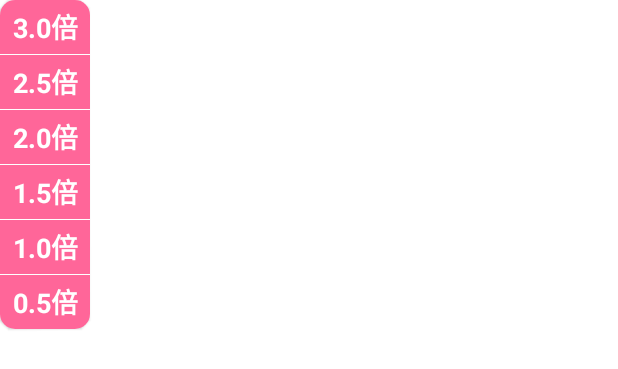
After one commit to bestyize/HyperTorrent, an Android app: the layout speed_adjust_popup_window.xml on its own in the app's theme, with its tools: preview values and no code run, on a phone screen of 412 x 824 dp. The commit adds this screen. Shown: the top 369 px of the screen. Run offline under Robolectric (Android 15) with nearby library versions, the phone set to English and light mode, and no system bars; Roboto replaces fonts that are not available here.

Commit message:
支持选择播放速度，优化下载体验
Signed-off-by: bestyize <3011429848@qq.com>

```diff
--- a/app/src/main/java/com/thewind/download/page/DownloadListAdapter.kt
+++ b/app/src/main/java/com/thewind/download/page/DownloadListAdapter.kt
@@ -8,7 +8,9 @@ import com.thewind.download.page.util.DownloadFormat
 import com.thewind.hypertorrent.R
 import com.thewind.hypertorrent.databinding.FileDownloadItemBinding
 import com.thewind.util.formatSize
+import com.xunlei.downloadlib.parameter.XLConstant.XLTaskStatus
 import com.xunlei.service.database.bean.DownloadTaskBean
+import java.io.File
 
 /**
  * @author: read
@@ -38,6 +40,9 @@ class DownloadListAdapter(private val list: MutableList<DownloadTaskBean>, priva
 
     override fun onBindViewHolder(holder: DownloadDetailListViewHolder, position: Int) {
         val item = list[position]
+        if (item.isFinished) {
+            item.downloadState = XLTaskStatus.TASK_SUCCESS
+        }
         holder.binding.tvDownloadState.text = DownloadFormat.formatDownloadState(item.downloadState)
         holder.binding.tvFileSize.text = "/" + item.size.formatSize()
         holder.binding.tvDownloadedSize.text = item.downloadedSize.formatSize()
--- a/app/src/main/java/com/thewind/download/page/detail/DownloadDetailListAdapter.kt
+++ b/app/src/main/java/com/thewind/download/page/detail/DownloadDetailListAdapter.kt
@@ -39,6 +39,7 @@ class DownloadDetailListAdapter(private val list: MutableList<DownloadFileItemBe
 
     override fun onBindViewHolder(holder: DownloadDetailListViewHolder, position: Int) {
         val item = list[position]
+        if (item.isFinished) item.downloadState = XLTaskStatus.TASK_SUCCESS
         holder.binding.tvDownloadState.text = DownloadFormat.formatDownloadState(item.downloadState)
         holder.binding.tvFileSize.text = "/" + item.size.formatSize()
         holder.binding.tvDownloadedSize.text = item.downloadedSize.formatSize()
--- a/app/src/main/java/com/thewind/download/page/detail/DownloadDetailViewModel.kt
+++ b/app/src/main/java/com/thewind/download/page/detail/DownloadDetailViewModel.kt
@@ -6,6 +6,7 @@ import androidx.lifecycle.viewModelScope
 import com.xunlei.service.database.TorrentDBHelper
 import com.xunlei.service.database.bean.DownloadTaskBean
 import kotlinx.coroutines.Dispatchers
+import kotlinx.coroutines.delay
 import kotlinx.coroutines.launch
 import kotlinx.coroutines.withContext
 
--- /dev/null
+++ b/app/src/main/res/layout/speed_adjust_popup_window.xml
@@ -0,0 +1,101 @@
+<?xml version="1.0" encoding="utf-8"?>
+
+<androidx.cardview.widget.CardView
+    app:cardCornerRadius="10dp"
+    app:cardElevation="1dp"
+    android:background="@color/transport"
+    xmlns:android="http://schemas.android.com/apk/res/android"
+    android:layout_width="wrap_content"
+    android:layout_height="wrap_content"
+    xmlns:app="http://schemas.android.com/apk/res-auto">
+    <LinearLayout
+        android:orientation="vertical"
+        android:background="@color/bili_pink"
+        android:layout_width="wrap_content"
+        android:layout_height="wrap_content">
+
+        <TextView
+            android:id="@+id/tv_speed_3"
+            android:textSize="18sp"
+            android:textStyle="bold"
+            android:textColor="@color/white"
+            android:gravity="center"
+            android:text="3.0倍"
+            android:layout_width="60dp"
+            android:layout_height="36dp"/>
+        <View
+            android:background="@color/white"
+            android:layout_width="60dp"
+            android:layout_height="0.5dp"/>
+
+        <TextView
+            android:id="@+id/tv_speed_25"
+            android:textSize="18sp"
+            android:textStyle="bold"
+            android:textColor="@color/white"
+            android:gravity="center"
+            android:text="2.5倍"
+            android:layout_width="60dp"
+            android:layout_height="36dp"/>
+        <View
+            android:background="@color/white"
+            android:layout_width="60dp"
+            android:layout_height="0.5dp"/>
+
+
+        <TextView
+            android:id="@+id/tv_speed_2"
+            android:textSize="18sp"
+            android:textStyle="bold"
+            android:textColor="@color/white"
+            android:gravity="center"
+            android:text="2.0倍"
+            android:layout_width="60dp"
+            android:layout_height="36dp"/>
+        <View
+            android:background="@color/white"
+            android:layout_width="60dp"
+            android:layout_height="0.5dp"/>
+
+        <TextView
+            android:id="@+id/tv_speed_15"
+            android:textSize="18sp"
+            android:textStyle="bold"
+            android:textColor="@color/white"
+            android:gravity="center"
+            android:text="1.5倍"
+            android:layout_width="60dp"
+            android:layout_height="36dp"/>
+        <View
+            android:background="@color/white"
+            android:layout_width="60dp"
+            android:layout_height="0.5dp"/>
+
+
+        <TextView
+            android:id="@+id/tv_speed_1"
+            android:textSize="18sp"
+            android:textStyle="bold"
+            android:textColor="@color/white"
+            android:gravity="center"
+            android:text="1.0倍"
+            android:layout_width="60dp"
+            android:layout_height="36dp"/>
+        <View
+            android:background="@color/white"
+            android:layout_width="60dp"
+            android:layout_height="0.5dp"/>
+
+
+        <TextView
+            android:id="@+id/tv_speed_05"
+            android:textSize="18sp"
+            android:textStyle="bold"
+            android:textColor="@color/white"
+            android:gravity="center"
+            android:text="0.5倍"
+            android:layout_width="60dp"
+            android:layout_height="36dp"/>
+
+    </LinearLayout>
+</androidx.cardview.widget.CardView>
--- a/app/src/main/res/values/colors.xml
+++ b/app/src/main/res/values/colors.xml
@@ -18,6 +18,8 @@
 
     <color name="gray_medium">#FF888888</color>
 
+    <color name="black_medium">#4F000000</color>
+
     <color name="gray_shadow">#11000000</color>
 
     <color name="gray_shadow_light">#08000000</color>
```
Also changed, not shown: app/src/main/java/com/thewind/download/page/detail/DownloadDetailFragment.kt (+12 -2 lines), app/src/main/java/com/thewind/player/detail/DetailPlayerFragment.kt (+73 -8 lines), app/src/main/res/layout/fragment_detail_player.xml (+12 -0 lines), thunder/src/main/java/com/xunlei/download/provider/TorrentTaskHelper.kt (+21 -15 lines), thunder/src/main/java/com/xunlei/service/schedule/TorrentTaskSchedule.kt (+13 -1 lines).
